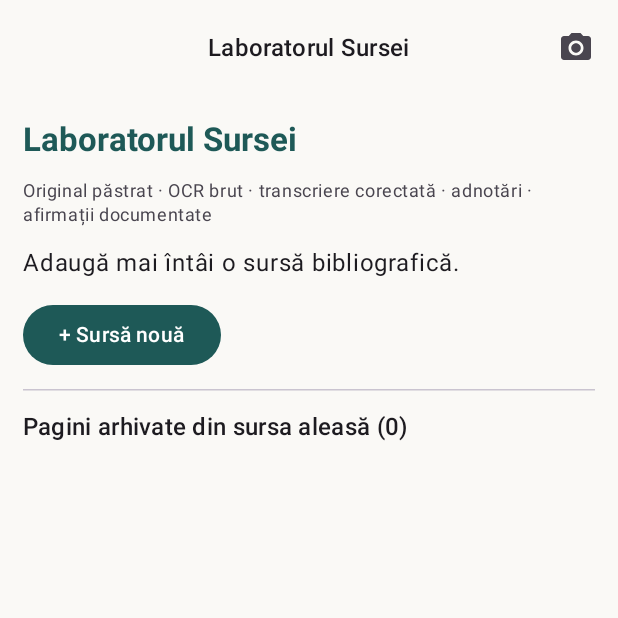
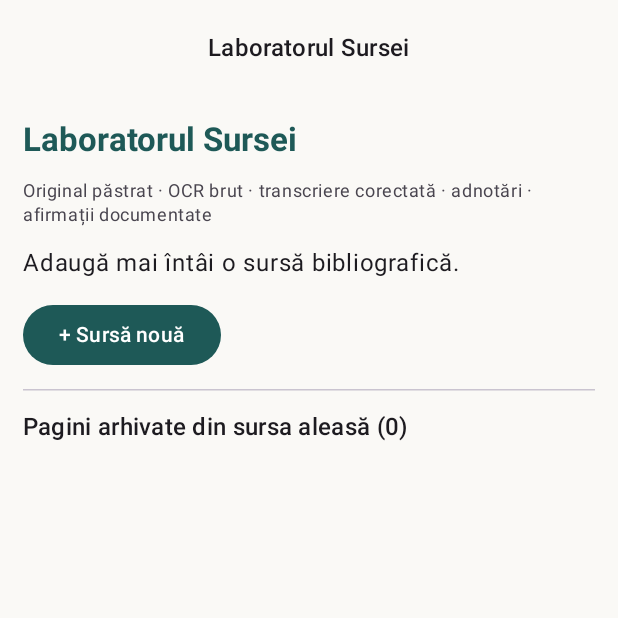
Before and after one commit to parpautacosminpetru-ai/Biblioradar, an Android app built with Jetpack Compose: the screen it shows after launch (MainActivity), item 5 of the bottom bar chosen, on a phone screen of 412 x 824 dp, the top half of it. Run offline under Robolectric (Android 15) with nearby library versions, the light colour scheme and no system bars; our stand-ins replace Room's generated code; libraries missing offline, so code that uses them is left out: com.google.mlkit.vision.

Commit message:
Use the new in-app photo-first camera as the laboratory's sole capture entrypoint

```diff
--- a/atlas-istoric/app/src/main/java/ro/atlasistoric/ui/AtlasApp.kt
+++ b/atlas-istoric/app/src/main/java/ro/atlasistoric/ui/AtlasApp.kt
@@ -119,11 +119,6 @@ fun AtlasApp() {
                     }
                 },
                 actions = {
-                    if (currentScreen == Screen.LAB) {
-                        IconButton(onClick = { current = Screen.CAMERA.name }) {
-                            Icon(Icons.Default.CameraAlt, contentDescription = "OCR live pentru pasaj")
-                        }
-                    }
                     if (currentScreen == Screen.ATLAS) {
                         IconButton(onClick = { current = Screen.LAB.name }) {
                             Icon(Icons.Default.DocumentScanner, contentDescription = "Laboratorul Sursei")
```
